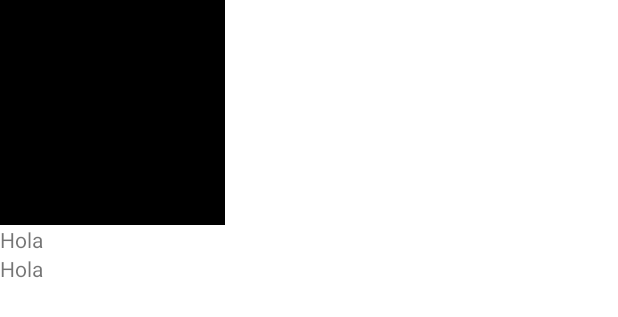
After one commit to rickylolo/ChannelFan-Android, an Android app: the layout item_film.xml on its own in the app's theme, with its tools: preview values and no code run, on a phone screen of 412 x 824 dp. The commit adds this screen. Shown: the top 317 px of the screen. Run offline under Robolectric (Android 15) with nearby library versions, the phone set to English and light mode, and no system bars.

Commit message:
RecyclerView2Columns

```diff
--- /dev/null
+++ b/app/src/main/java/com/example/channelfan/Films.kt
@@ -0,0 +1,3 @@
+package com.example.channelfan
+
+data class Films (val nombreFilm:String, val descripcion:String,val photo:String)
--- /dev/null
+++ b/app/src/main/res/layout/item_film.xml
@@ -0,0 +1,35 @@
+<?xml version="1.0" encoding="utf-8"?>
+<androidx.constraintlayout.widget.ConstraintLayout xmlns:android="http://schemas.android.com/apk/res/android"
+    android:layout_width="match_parent"
+    android:layout_height="wrap_content"
+    xmlns:app="http://schemas.android.com/apk/res-auto"
+    xmlns:tools="http://schemas.android.com/tools">
+
+    <ImageView
+        android:id="@+id/ivFilm"
+        android:layout_width ="150dp"
+        android:layout_height ="150dp"
+        tools:background="@color/black"
+        app:layout_constraintTop_toTopOf="parent"
+        app:layout_constraintStart_toStartOf="parent"
+        />
+
+    <TextView
+        android:id="@+id/tvFilmName"
+        android:layout_width ="wrap_content"
+        android:layout_height ="wrap_content"
+        tools:text="Hola"
+        app:layout_constraintTop_toBottomOf="@id/ivFilm"
+        app:layout_constraintStart_toStartOf="@id/ivFilm"/>
+
+    <TextView
+        android:id="@+id/tvDescription"
+        android:layout_width ="wrap_content"
+        android:layout_height ="wrap_content"
+        tools:text="Hola"
+        app:layout_constraintTop_toBottomOf="@id/tvFilmName"
+        app:layout_constraintStart_toStartOf="@id/ivFilm"/>
+
+
+
+</androidx.constraintlayout.widget.ConstraintLayout>
```
Also changed, not shown: app/src/main/java/com/example/channelfan/FilmsProvider.kt (added, +44 -0 lines), app/src/main/java/com/example/channelfan/Home.kt (+11 -4 lines), app/src/main/java/com/example/channelfan/adapter/FilmsAdapter.kt (added, +23 -0 lines), app/src/main/java/com/example/channelfan/adapter/FilmsViewHolder.kt (added, +22 -0 lines), app/src/main/res/layout/activity_home.xml (+7 -10 lines).
